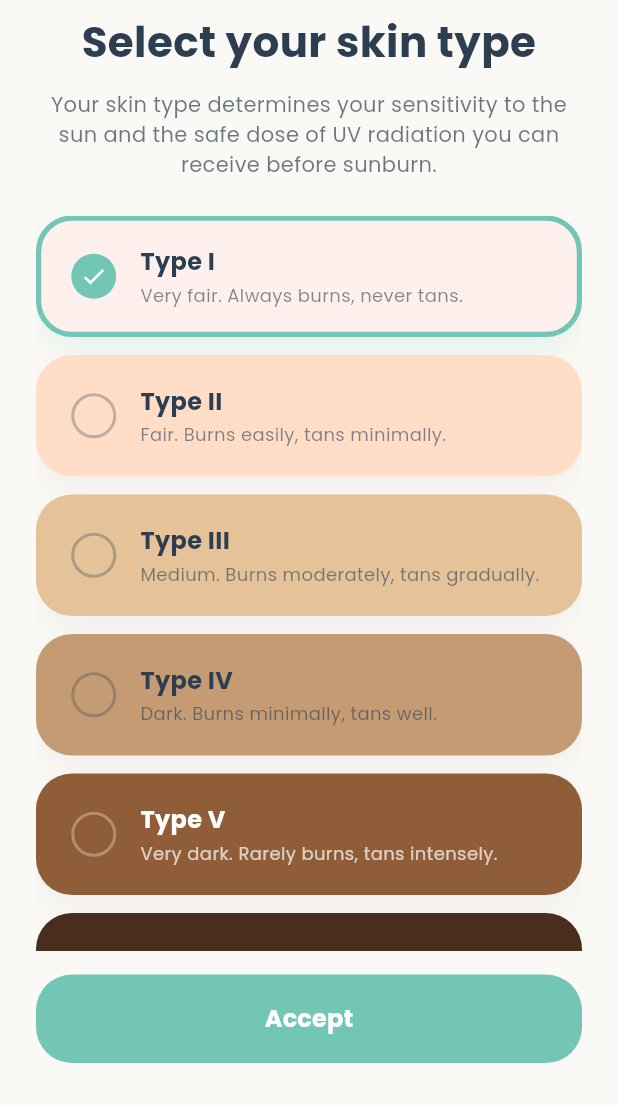
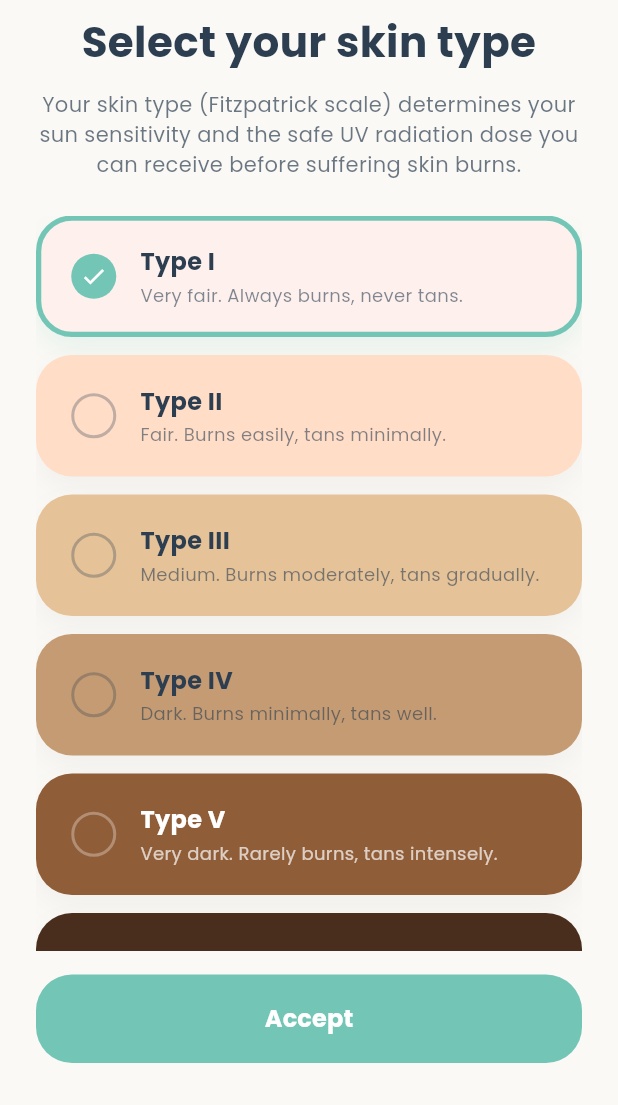
Before and after one commit to oriolrp79/SunExposureTimer, a Flutter app: the screen it shows after launch, after a tap on "Type I", after a tap on "Accept", after a tap on the "edit" icon, on a phone screen of 412 x 824 dp, the part 131-1236 px from its top. Run offline on Flutter 3.47's test engine with Material 3 defaults, Android fonts, the phone set to English and light mode, and no system bars; our stand-ins replace audioplayers, connectivity_plus, flutter_svg, geolocator, google_fonts, google_mobile_ads and 1 more; missing offline and left inert: ambient_light, flutter_ringtone_player, in_app_update; network calls fail.

Commit message:
unificar estils dels contenidors

```diff
--- a/lib/main.dart
+++ b/lib/main.dart
@@ -135,7 +135,7 @@ class AppTranslations {
       'select_skin_type': 'Select your skin type',
       'silence_alarm': 'Mute Alarm',
       'onboarding_desc':
-          'Your skin type determines your sensitivity to the sun and the safe dose of UV radiation you can receive before sunburn.',
+          'Your skin type (Fitzpatrick scale) determines your sun sensitivity and the safe UV radiation dose you can receive before suffering skin burns.',
       'accept': 'Accept',
       'skin_type_1_name': 'Type I',
       'skin_type_1_desc': 'Very fair. Always burns, never tans.',
@@ -229,7 +229,7 @@ class AppTranslations {
       'select_skin_type': 'Selecciona tu tipo de piel',
       'silence_alarm': 'Silenciar Alarma',
       'onboarding_desc':
-          'El tipo de piel determina tu sensibilidad al sol y la dosis de radiación ultravioleta segura que puedes recibir antes de sufrir eritema (quemadura).',
+          'El tipo de piel (escala Fitzpatrick) determina tu sensibilidad al sol y la dosis de radiación ultravioleta segura que puedes recibir antes de sufrir quemaduras en la piel.',
       'accept': 'Aceptar',
       'skin_type_1_name': 'Tipo I',
       'skin_type_1_desc': 'Muy clara. Siempre se quema, nunca se broncea.',
@@ -328,7 +328,7 @@ class AppTranslations {
       'select_skin_type': 'Wählen Sie Ihren Hauttyp',
       'silence_alarm': 'Alarm stummschalten',
       'onboarding_desc':
-          'Ihr Hauttyp bestimmt Ihre Empfindlichkeit gegenüber der Sonne und die sichere UV-Dosis, die Sie vor einem Sonnenbrand erhalten können.',
+          'Ihr Hauttyp (Fitzpatrick-Skala) bestimmt Ihre Empfindlichkeit gegenüber der Sonne und die sichere UV-Dosis, die Sie vor Hautverbrennungen erhalten können.',
       'accept': 'Akzeptieren',
       'skin_type_1_name': 'Typ I',
       'skin_type_1_desc': 'Sehr hell. Verbrennt immer, bräunt nie.',
@@ -425,7 +425,7 @@ class AppTranslations {
       'select_skin_type': 'Sélectionnez votre type de peau',
       'silence_alarm': 'Couper l\'alarme',
       'onboarding_desc':
-          'Votre type de peau détermine votre sensibilité au soleil et la dose sûre de rayonnement ultraviolet que vous pouvez recevoir avant d\'attraper un coup de soleil.',
+          'Votre type de peau (échelle de Fitzpatrick) détermine votre sensibilité au soleil et la dose sûre de rayonnement ultraviolet que vous pouvez recevoir avant de subir des brûlures cutanées.',
       'accept': 'Accepter',
       'skin_type_1_name': 'Type I',
       'skin_type_1_desc': 'Très claire. Brûle toujours, ne bronze jamais.',
@@ -523,7 +523,7 @@ class AppTranslations {
       'select_skin_type': 'Seleziona il tuo tipo di pelle',
       'silence_alarm': 'Silenzia sveglia',
       'onboarding_desc':
-          'Il tuo tipo di pelle determina la tua sensibilità al sol e la dose sicura di radiazioni ultraviolette que puoi ricevere prima di scottarti.',
+          'Il tuo tipo di pelle (scala Fitzpatrick) determina la tua sensibilità al sole e la dose sicura di radiazioni ultraviolette che puoi ricevere prima di subire ustioni cutanee.',
       'accept': 'Accetta',
       'skin_type_1_name': 'Tipo I',
       'skin_type_1_desc':
@@ -624,7 +624,7 @@ class AppTranslations {
       'select_skin_type': 'Selecione o seu tipo de pele',
       'silence_alarm': 'Silenciar Alarme',
       'onboarding_desc':
-          'O seu tipo de pele determina a sua sensibilidade ao sol e a dose segura de radiação ultravioleta que pode receber antes de sofrer eritema (queimadura).',
+          'O seu tipo de pele (escala de Fitzpatrick) determina a sua sensibilidade ao sol e a dose segura de radiação ultravioleta que pode receber antes de sofrer queimaduras na pele.',
       'accept': 'Aceitar',
       'skin_type_1_name': 'Tipo I',
       'skin_type_1_desc': 'Muito clara. Sempre se queima, nunca se bronzeia.',
@@ -724,7 +724,7 @@ class AppTranslations {
       'select_skin_type': 'Selecciona el teu tipus de pell',
       'silence_alarm': 'Silenciar Alarma',
       'onboarding_desc':
-          'El tipus de pell determina la teva sensibilitat al sol i la dosi de radiació ultraviolada segura que pots rebre abans de patir eritema (cremada).',
+          'El tipus de pell (escala Fitzpatrick) determina la teva sensibilitat al sol i la dosi de radiació ultraviolada segura que pots rebre abans de patir cremades a la pell.',
       'accept': 'Acceptar',
       'skin_type_1_name': 'Tipus I',
       'skin_type_1_desc': 'Molt clara. Sempre es crema, mai es bronzeja.',
@@ -3073,8 +3073,8 @@ class _DashboardScreenState extends State<DashboardScreen>
                                         Text(
                                           "${AppTranslations.getText(lang, 'your_skin_type')}: ${AppTranslations.getText(lang, 'skin_type_${widget.selectedSkinTypeIndex + 1}_name')}",
                                           style: GoogleFonts.poppins(
-                                            fontSize: 14,
-                                            fontWeight: FontWeight.w600,
+                                            fontSize: 13,
+                                            fontWeight: FontWeight.bold,
                                             color: const Color(0xFF2C3E50),
                                           ),
                                         ),
@@ -3140,10 +3140,9 @@ class _DashboardScreenState extends State<DashboardScreen>
                                             'location',
                                           ),
                                           style: GoogleFonts.poppins(
-                                            fontSize: 11,
-                                            color: const Color(
-                                              0xFF2C3E50,
-                                            ).withOpacity(0.6),
+                                            fontSize: 13,
+                                            fontWeight: FontWeight.bold,
+                                            color: const Color(0xFF2C3E50),
                                           ),
                                         ),
                                         Text(
@@ -3156,11 +3155,12 @@ class _DashboardScreenState extends State<DashboardScreen>
                                                 )
                                               : _locationName,
                                           style: GoogleFonts.poppins(
-                                            fontSize: 14,
-                                            fontWeight: FontWeight.w600,
+                                            fontSize: 11,
                                             color: _locationError
                                                 ? Colors.redAccent
-                                                : const Color(0xFF2C3E50),
+                                                : const Color(
+                                                    0xFF2C3E50,
+                                                  ).withOpacity(0.6),
                                           ),
                                           maxLines: 1,
                                           overflow: TextOverflow.ellipsis,
@@ -3305,15 +3305,13 @@ class _DashboardScreenState extends State<DashboardScreen>
                                                                 'real_light',
                                                               ),
                                                               style: GoogleFonts.poppins(
-                                                                fontSize: 12,
+                                                                fontSize: 13,
                                                                 fontWeight:
                                                                     FontWeight
-                                                                        .w600,
+                                                                        .bold,
                                                                 color:
                                                                     const Color(
                                                                       0xFF2C3E50,
-                                                                    ).withOpacity(
-                                                                      0.6,
                                                                     ),
                                                               ),
                                                               maxLines: 1,
@@ -3443,12 +3441,12 @@ class _DashboardScreenState extends State<DashboardScreen>
                                                       ),
                                                       style:
                                                           GoogleFonts.poppins(
-                                                            fontSize: 12,
+                                                            fontSize: 13,
                                                             fontWeight:
                                                                 FontWeight.bold,
                                                             color: const Color(
                                                               0xFF2C3E50,
-                                                            ).withOpacity(0.5),
+                                                            ),
                                                           ),
                                                       maxLines: 1,
                                                       overflow:
@@ -3554,15 +3552,13 @@ class _DashboardScreenState extends State<DashboardScreen>
                                                         ),
                                                         style:
                                                             GoogleFonts.poppins(
-                                                              fontSize: 12,
+                                                              fontSize: 13,
                                                               fontWeight:
                                                                   FontWeight
-                                                                      .w600,
+                                                                      .bold,
                                                               color:
                                                                   const Color(
                                                                     0xFF2C3E50,
-                                                                  ).withOpacity(
-                                                                    0.6,
                                                                   ),
                                                             ),
                                                         maxLines: 1,
@@ -3818,8 +3814,9 @@ class _DashboardScreenState extends State<DashboardScreen>
                       child: Text(
                         AppTranslations.getText(lang, 'solar_intensity'),
                         style: GoogleFonts.poppins(
-                          fontSize: 11,
-                          color: const Color(0xFF2C3E50).withOpacity(0.6),
+                          fontSize: 13,
+                          fontWeight: FontWeight.bold,
+                          color: const Color(0xFF2C3E50),
                         ),
                         maxLines: 1,
                         overflow: TextOverflow.ellipsis,
@@ -3829,9 +3826,8 @@ class _DashboardScreenState extends State<DashboardScreen>
                     Text(
                       "$radiationValue W/m²",
                       style: GoogleFonts.poppins(
-                        fontSize: 12,
-                        fontWeight: FontWeight.bold,
-                        color: const Color(0xFF2C3E50),
+                        fontSize: 11,
+                        color: const Color(0xFF2C3E50).withOpacity(0.6),
                       ),
                     ),
                   ],
@@ -4003,7 +3999,7 @@ class _DashboardScreenState extends State<DashboardScreen>
                           fontWeight: FontWeight.bold,
                           color: const Color(0xFF2C3E50),
                         ),
-                        maxLines: 1,
+                        maxLines: 2,
                         overflow: TextOverflow.ellipsis,
                       ),
                     ),
@@ -4055,10 +4051,10 @@ class _DashboardScreenState extends State<DashboardScreen>
                               Text(
                                 AppTranslations.getText(lang, 'accumulated'),
                                 style: GoogleFonts.poppins(
-                                  fontSize: 10,
+                                  fontSize: 11,
                                   color: const Color(
                                     0xFF2C3E50,
-                                  ).withOpacity(0.5),
+                                  ).withOpacity(0.6),
                                 ),
                               ),
                             ],
@@ -4161,10 +4157,10 @@ class _DashboardScreenState extends State<DashboardScreen>
                               Text(
                                 AppTranslations.getText(lang, 'accumulated'),
                                 style: GoogleFonts.poppins(
-                                  fontSize: 10,
+                                  fontSize: 11,
                                   color: const Color(
                                     0xFF2C3E50,
-                                  ).withOpacity(0.5),
+                                  ).withOpacity(0.6),
                                 ),
                               ),
                             ],
```
